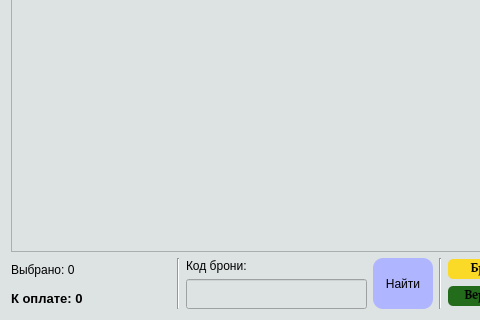
First picture: the form in VTeatre/mainwindow.ui, repository sashaserg/Cursovaya, before the edit; both pictures show x 0 to 480 and y 272 to 592 of the 927 by 592 pixel window.
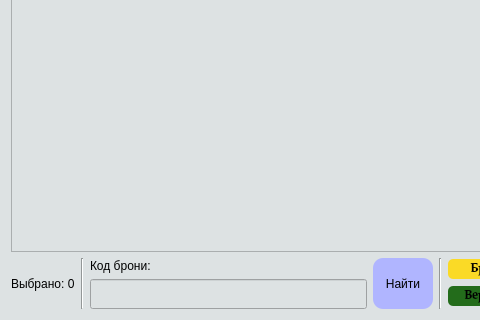
Second picture: the form after the edit. Icons and pictures are not drawn.

The edit to the form file:
```diff
--- a/VTeatre/mainwindow.ui
+++ b/VTeatre/mainwindow.ui
@@ -326,28 +326,6 @@
               </item>
              </layout>
             </item>
-            <item>
-             <widget class="QLabel" name="label_3">
-              <property name="minimumSize">
-               <size>
-                <width>160</width>
-                <height>22</height>
-               </size>
-              </property>
-              <property name="font">
-               <font>
-                <family>Arial</family>
-                <pointsize>10</pointsize>
-                <weight>75</weight>
-                <bold>true</bold>
-                <underline>false</underline>
-               </font>
-              </property>
-              <property name="text">
-               <string>К оплате: 0</string>
-              </property>
-             </widget>
-            </item>
            </layout>
           </item>
           <item>
```
Left out of the diff: 2 changed lines with no effect on the pictures.
